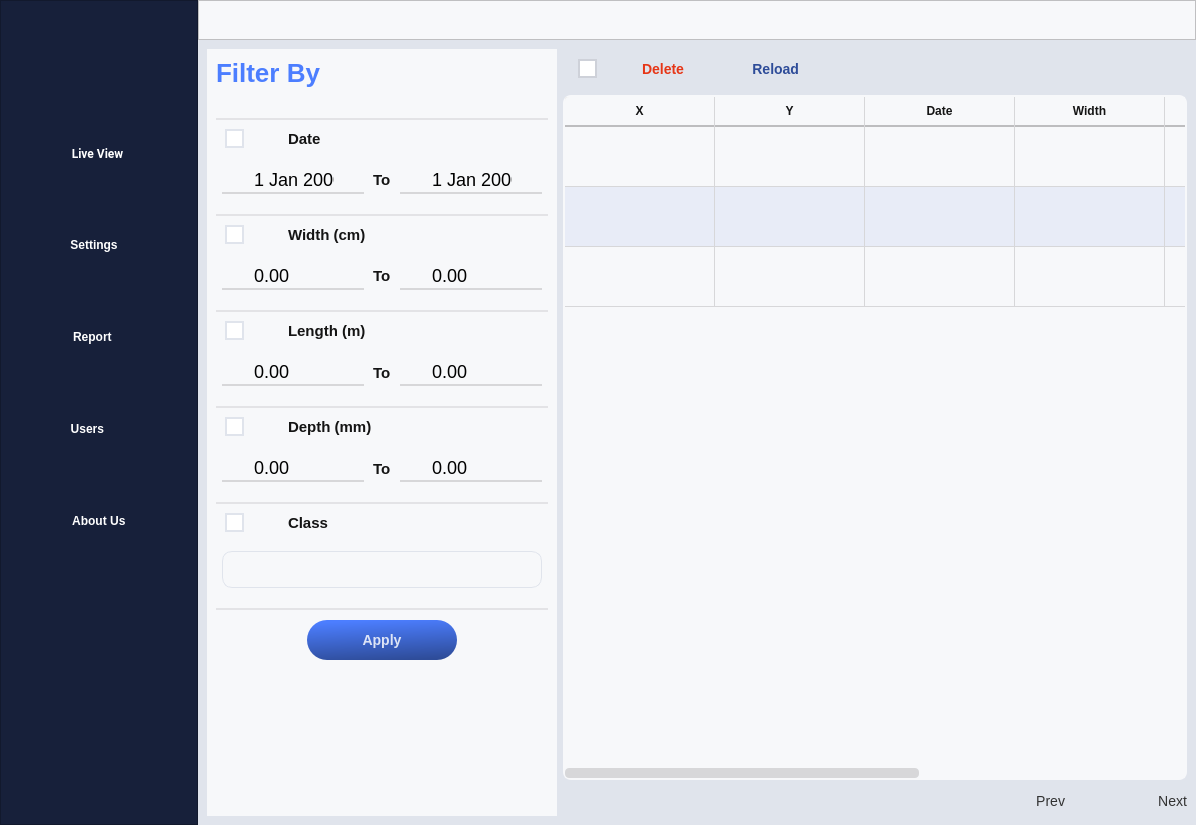
Before: the Qt Designer form UIFiles/main_UI.ui in DORSA-co/MSC_Conveyor, drawn with Qt 5.
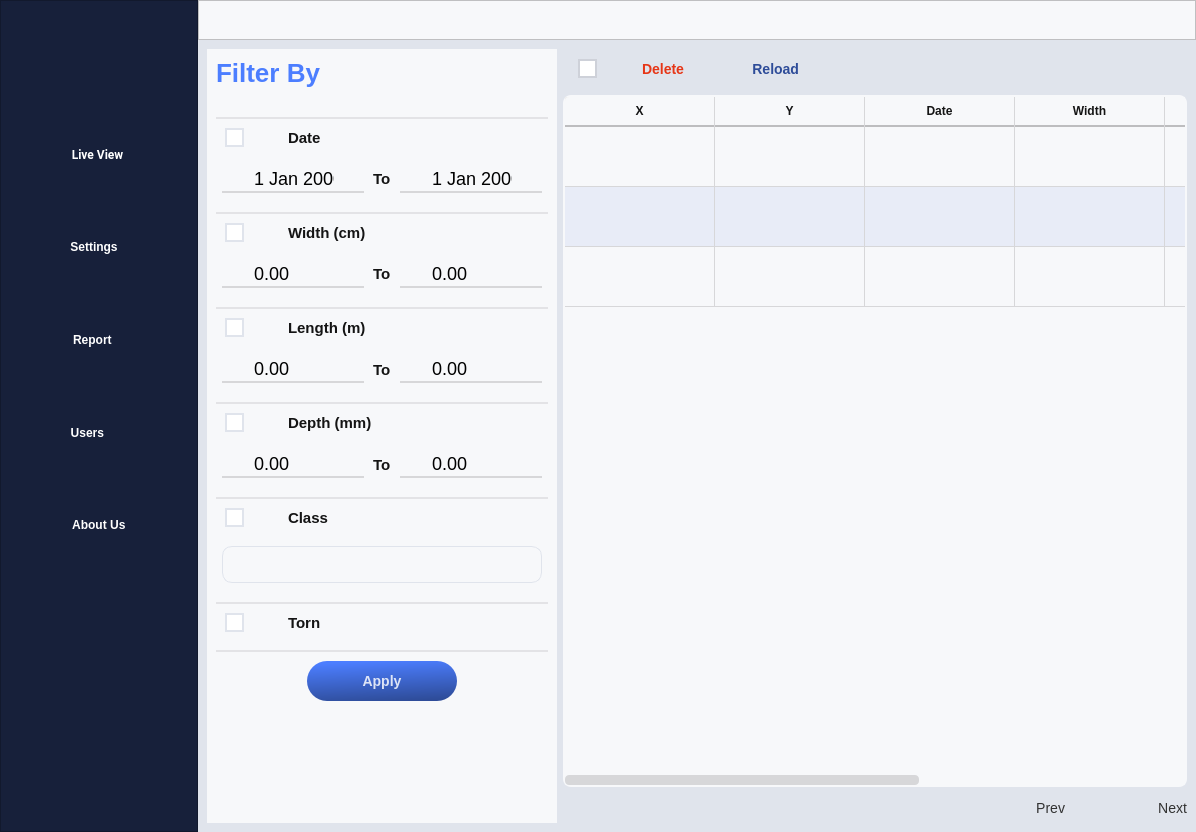
After: the same form once the commit is applied. The open tabs and pages were chosen to show the change. Icons and pictures are not drawn. Custom widgets are drawn as their Qt base class.

Commit message: add torn filter in report, adjust report table columns width, style message boxes,

```diff
--- a/UIFiles/main_UI.ui
+++ b/UIFiles/main_UI.ui
@@ -7,7 +7,7 @@
     <x>0</x>
     <y>0</y>
     <width>1196</width>
-    <height>825</height>
+    <height>832</height>
    </rect>
   </property>
   <property name="windowTitle">
@@ -3591,7 +3591,7 @@
 	border: None;
 }
 
-#date_line, #width_line, #length_line, #depth_line, #class_line, #last_line{
+#date_line, #width_line, #length_line, #depth_line, #class_line, #torn_line, #last_line{
 	border: 1px solid #E3E3E6;
 }</string>
             </property>
@@ -3603,7 +3603,7 @@
             </property>
             <layout class="QVBoxLayout" name="verticalLayout_48">
              <property name="spacing">
-              <number>10</number>
+              <number>9</number>
              </property>
              <item>
               <widget class="QLabel" name="report_filter_by_label">
@@ -4421,6 +4421,119 @@
                </item>
               </layout>
              </item>
+             <item>
+              <layout class="QVBoxLayout" name="verticalLayout_68">
+               <property name="spacing">
+                <number>0</number>
+               </property>
+               <item>
+                <widget class="QFrame" name="torn_line">
+                 <property name="minimumSize">
+                  <size>
+                   <width>0</width>
+                   <height>2</height>
+                  </size>
+                 </property>
+                 <property name="maximumSize">
+                  <size>
+                   <width>16777215</width>
+                   <height>2</height>
+                  </size>
+                 </property>
+                 <property name="frameShape">
+                  <enum>QFrame::StyledPanel</enum>
+                 </property>
+                 <property name="frameShadow">
+                  <enum>QFrame::Raised</enum>
+                 </property>
+                </widget>
+               </item>
+               <item>
+                <widget class="QFrame" name="report_torn_title_frame">
+                 <property name="sizePolicy">
+                  <sizepolicy hsizetype="Preferred" vsizetype="Fixed">
+                   <horstretch>0</horstretch>
+                   <verstretch>0</verstretch>
+                  </sizepolicy>
+                 </property>
+                 <property name="frameShape">
+                  <enum>QFrame::StyledPanel</enum>
+                 </property>
+                 <property name="frameShadow">
+                  <enum>QFrame::Raised</enum>
+                 </property>
+                 <layout class="QHBoxLayout" name="horizontalLayout_49">
+                  <item>
+                   <widget class="QCheckBox" name="report_torn_checkBox">
+                    <property name="sizePolicy">
+                     <sizepolicy hsizetype="Fixed" vsizetype="Fixed">
+                      <horstretch>0</horstretch>
+                      <verstretch>0</verstretch>
+                     </sizepolicy>
+                    </property>
+                    <property name="text">
+                     <string/>
+                    </property>
+                   </widget>
+                  </item>
+                  <item>
+                   <widget class="QPushButton" name="report_torn_icon">
+                    <property name="enabled">
+                     <bool>false</bool>
+                    </property>
+                    <property name="sizePolicy">
+                     <sizepolicy hsizetype="Fixed" vsizetype="Fixed">
+                      <horstretch>0</horstretch>
+                      <verstretch>0</verstretch>
+                     </sizepolicy>
+                    </property>
+                    <property name="styleSheet">
+                     <string notr="true"/>
+                    </property>
+                    <property name="text">
+                     <string/>
+                    </property>
+                    <property name="icon">
+                     <iconset resource="assets/assets.qrc">
+                      <normaloff>:/icons/icons/torn_black.png</normaloff>
+                      <disabledoff>:/icons/icons/torn_black.png</disabledoff>:/icons/icons/torn_black.png</iconset>
+                    </property>
+                    <property name="iconSize">
+                     <size>
+                      <width>25</width>
+                      <height>25</height>
+                     </size>
+                    </property>
+                   </widget>
+                  </item>
+                  <item>
+                   <widget class="QLabel" name="report_torn_label">
+                    <property name="text">
+                     <string>Torn</string>
+                    </property>
+                   </widget>
+                  </item>
+                 </layout>
+                </widget>
+               </item>
+               <item>
+                <widget class="QFrame" name="report_torn_filter_frame">
+                 <property name="sizePolicy">
+                  <sizepolicy hsizetype="Preferred" vsizetype="Fixed">
+                   <horstretch>0</horstretch>
+                   <verstretch>0</verstretch>
+                  </sizepolicy>
+                 </property>
+                 <property name="frameShape">
+                  <enum>QFrame::StyledPanel</enum>
+                 </property>
+                 <property name="frameShadow">
+                  <enum>QFrame::Raised</enum>
+                 </property>
+                </widget>
+               </item>
+              </layout>
+             </item>
              <item>
               <widget class="QFrame" name="last_line">
                <property name="minimumSize">
@@ -4697,6 +4810,9 @@
               </item>
               <item>
                <widget class="QPushButton" name="move_table_start_btn">
+                <property name="enabled">
+                 <bool>true</bool>
+                </property>
                 <property name="sizePolicy">
                  <sizepolicy hsizetype="Fixed" vsizetype="Fixed">
                   <horstretch>0</horstretch>
@@ -4705,13 +4821,13 @@
                 </property>
                 <property name="minimumSize">
                  <size>
-                  <width>40</width>
+                  <width>30</width>
                   <height>0</height>
                  </size>
                 </property>
                 <property name="maximumSize">
                  <size>
-                  <width>40</width>
+                  <width>30</width>
                   <height>16777215</height>
                  </size>
                 </property>
@@ -4740,13 +4856,13 @@
                 </property>
                 <property name="minimumSize">
                  <size>
-                  <width>40</width>
+                  <width>30</width>
                   <height>0</height>
                  </size>
                 </property>
                 <property name="maximumSize">
                  <size>
-                  <width>40</width>
+                  <width>30</width>
                   <height>16777215</height>
                  </size>
                 </property>
```
Left out of the diff: 47 changed lines with no effect on the pictures. The commit also changes 50 other files.
